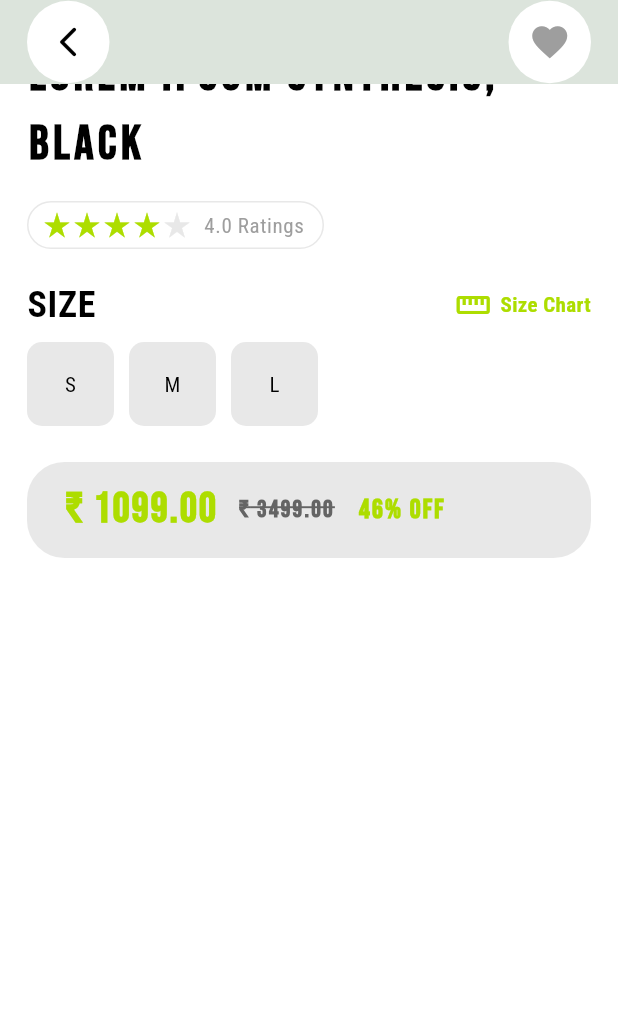
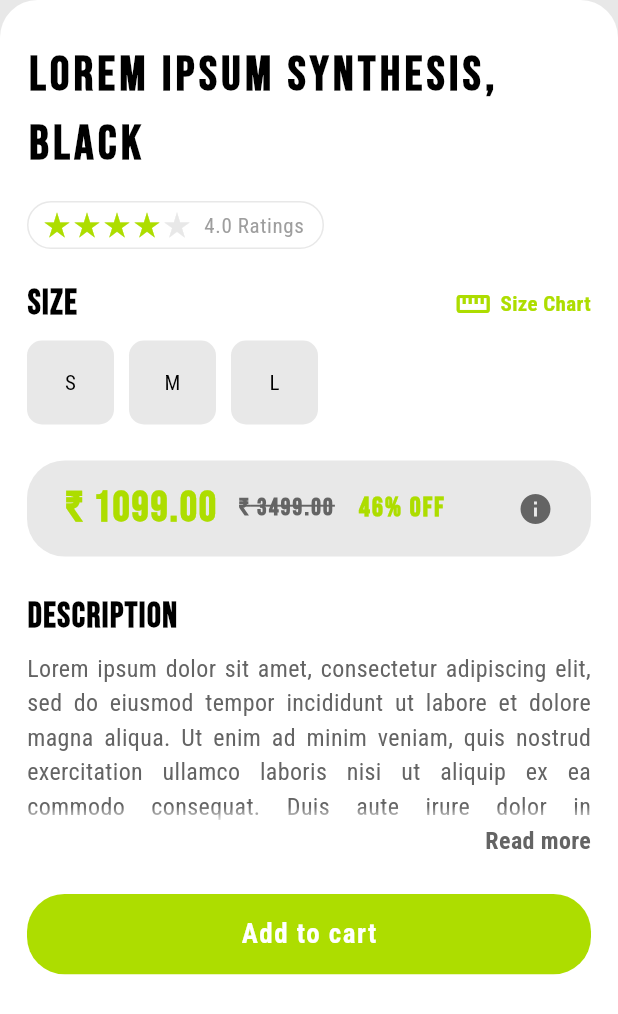
Before and after one commit to codex7Teen/Wulflex_E-commerce_App, a Flutter app: the ScreenViewProducts screen opened directly, scrolled down 388 dp, on a phone screen of 412 x 824 dp. Shown: the top 1014 px of the screen. Run offline on Flutter 3.47's test engine with Material 3 defaults, Android fonts, the phone set to English and light mode, and no system bars; drawn by our look-alikes of like_button; our stand-ins replace bloc, carousel_slider, equatable, firebase_auth, firebase_core, flutter_bloc and 3 more; accounts and stored records are empty.

Commit message:
view prduct page is almost done

```diff
--- a/lib/screens/aunthentication_screens/forgot_password_screen/widgets/forgot_password_widgets.dart
+++ b/lib/screens/aunthentication_screens/forgot_password_screen/widgets/forgot_password_widgets.dart
@@ -62,6 +62,7 @@ Widget buildResetButton(GlobalKey<FormState> formkey, TextEditingController forg
                           return GreenButtonWidget(
                             buttonText: 'Submit',
                             isLoading: state is PasswordResetLoading,
+                            borderRadius: 15,
                           );
                         },
                       ));
--- a/lib/screens/aunthentication_screens/login_screen/widgets/login_widgets.dart
+++ b/lib/screens/aunthentication_screens/login_screen/widgets/login_widgets.dart
@@ -99,6 +99,7 @@ Widget buildLoginButton(
         return GreenButtonWidget(
           buttonText: 'Login',
           isLoading: state is LoginLoading,
+          borderRadius: 15,
         );
       },
     ),
--- a/lib/screens/aunthentication_screens/signup_screen/widgets/signup_widgets.dart
+++ b/lib/screens/aunthentication_screens/signup_screen/widgets/signup_widgets.dart
@@ -165,6 +165,7 @@ Widget buildSignUpButton(
       return GreenButtonWidget(
         buttonText: 'Submit',
         isLoading: state is SignUpLoading,
+        borderRadius: 15,
       );
     },
   ));
--- a/lib/screens/intro_screens/main_intro_screen.dart
+++ b/lib/screens/intro_screens/main_intro_screen.dart
@@ -81,7 +81,7 @@ class _ScreenMainIntroState extends State<ScreenMainIntro> {
                                 curve: Curves.ease);
                       },
                       child: GreenButtonWidget(
-                          buttonText: onLastpage ? 'Explore' : 'Next')))),
+                          buttonText: onLastpage ? 'Explore' : 'Next', borderRadius: 15,)))),
 
           //! S K I P - B U T T O N
           onLastpage
--- a/lib/screens/main_screens/view_product_screen/view_product_screen.dart
+++ b/lib/screens/main_screens/view_product_screen/view_product_screen.dart
@@ -1,8 +1,6 @@
 import 'package:flutter/material.dart';
-import 'package:google_fonts/google_fonts.dart';
 import 'package:wulflex/screens/main_screens/view_product_screen/widgets/view_product_widgets.dart';
 import 'package:wulflex/utils/consts/app_colors.dart';
-import 'package:wulflex/utils/consts/text_styles.dart';
 
 class ScreenViewProducts extends StatefulWidget {
   const ScreenViewProducts({super.key});
@@ -14,6 +12,9 @@ class ScreenViewProducts extends StatefulWidget {
 class _ScreenViewProductsState extends State<ScreenViewProducts> {
   // Track selected weights
   Set<String> selectedWeights = {};
+
+  // Track expand or collapse of the description
+  bool isExpanded = false;
 
   void updateSelectedWeights(String weight) {
     setState(() {
@@ -33,9 +34,19 @@ class _ScreenViewProductsState extends State<ScreenViewProducts> {
 
     return Scaffold(
       backgroundColor: AppColors.lightGreyThemeColor,
+      body: CustomScrollView(
+        slivers: [
           //! A P P - B A R
-      appBar: buildAppBarWithIcons(context),
-      body: SingleChildScrollView(
+          SliverAppBar(
+            automaticallyImplyLeading: false,
+            backgroundColor: Colors.transparent,
+            pinned: false,
+            expandedHeight: 50.0,
+            flexibleSpace: FlexibleSpaceBar(
+              background: buildAppBarWithIcons(context),
+            ),
+          ),
+          SliverToBoxAdapter(
             child: Column(
               children: [
                 //! ITEM IMAGE WITH SLIDER (PAGEVIEW)
@@ -71,47 +82,19 @@ class _ScreenViewProductsState extends State<ScreenViewProducts> {
                             () => updateSelectedWeights('M'),
                             () => updateSelectedWeights('L')),
                         SizedBox(height: 24),
-                    Container(
-                      width: double.infinity,
-                      padding:
-                          EdgeInsets.symmetric(vertical: 12, horizontal: 25),
-                      decoration: BoxDecoration(
-                          borderRadius: BorderRadius.circular(25),
-                          color: isLightTheme ? AppColors.lightGreyThemeColor : AppColors.whiteThemeColor),
-                      child: Row(
-                        children: [
-                          Text(
-                            "₹ 1099.00",
-                            style: AppTextStyles.offerPriceHeadingText,
-                          ),
-                          SizedBox(width: 14),
-                          Text(
-                            "₹ 3499.00",
-                            style: GoogleFonts.bebasNeue(
-                                fontSize: 16,
-                                color: AppColors.darkishGrey,
-                                letterSpacing: 1.5,
-                                fontWeight: FontWeight.w600,
-                                decoration: TextDecoration.lineThrough,
-                                decorationColor: isLightTheme
-                                    ? AppColors.darkishGrey
-                                    : AppColors.darkishGrey,
-                                decorationThickness: 1),
-                          ),
-                          SizedBox(width: 16),
-                          Text(
-                            "46% OFF",
-                            style: GoogleFonts.bebasNeue(
-                              fontSize: 18,
-                              color: AppColors.greenThemeColor,
-                              letterSpacing: 1.5,
-                              fontWeight: FontWeight.w600,
-                            ),
-                          ),
-                          SizedBox(width: 16),
-                        ],
-                      ),
-                    )
+                        buildPriceDetailsContainer(context),
+                        SizedBox(height: 24),
+                        buildDescriptionTitle(),
+                        SizedBox(height: 6),
+                        buildDescription(context, isExpanded),
+                        buildReammoreAndReadlessButton(
+                            isExpanded,
+                            () => setState(() {
+                                  isExpanded = !isExpanded;
+                                }),
+                            context),
+                        SizedBox(height: 24),
+                        buildAddToCartButton()
                       ],
                     ),
                   ),
@@ -119,6 +102,8 @@ class _ScreenViewProductsState extends State<ScreenViewProducts> {
               ],
             ),
           ),
+        ],
+      ),
     );
   }
 }
--- a/lib/screens/main_screens/view_product_screen/widgets/view_product_widgets.dart
+++ b/lib/screens/main_screens/view_product_screen/widgets/view_product_widgets.dart
@@ -3,6 +3,7 @@ import 'package:like_button/like_button.dart';
 import 'package:smooth_page_indicator/smooth_page_indicator.dart';
 import 'package:wulflex/utils/consts/app_colors.dart';
 import 'package:wulflex/utils/consts/text_styles.dart';
+import 'package:wulflex/widgets/custom_green_button_widget.dart';
 import 'package:wulflex/widgets/custom_weightandsize_selector_container_widget.dart';
 
 PreferredSizeWidget buildAppBarWithIcons(BuildContext context) {
@@ -47,6 +48,17 @@ PreferredSizeWidget buildAppBarWithIcons(BuildContext context) {
                         : AppColors.blackThemeColor),
                 child: Center(
                   child: LikeButton(
+                    likeBuilder: (isLiked) {
+                      return Icon(
+                        Icons.favorite,
+                        color: isLiked
+                            ? Colors.pinkAccent
+                            : isLightTheme
+                                ? AppColors.blackThemeColor
+                                : AppColors.whiteThemeColor,
+                        size: 28,
+                      );
+                    },
                     circleColor: CircleColor(
                         start: isLightTheme
                             ? AppColors.blackThemeColor
@@ -151,7 +163,7 @@ Widget buildSizeAndSizeChartText() {
     children: [
       Text(
         'SIZE',
-        style: AppTextStyles.sizeHeadingText,
+        style: AppTextStyles.viewProductTitleText,
       ),
       Spacer(),
       Icon(
@@ -191,3 +203,68 @@ Widget buildWeightAndSizeSelectors(
     ],
   );
 }
+
+Widget buildPriceDetailsContainer(BuildContext context) {
+  final isLightTheme = Theme.of(context).brightness == Brightness.light;
+  return Container(
+    width: double.infinity,
+    padding: EdgeInsets.symmetric(vertical: 12, horizontal: 25),
+    decoration: BoxDecoration(
+        borderRadius: BorderRadius.circular(25),
+        color: isLightTheme
+            ? AppColors.lightGreyThemeColor
+            : AppColors.whiteThemeColor),
+    child: Row(
+      children: [
+        Text(
+          "₹ 1099.00",
+          style: AppTextStyles.offerPriceHeadingText,
+        ),
+        SizedBox(width: 14),
+        Text(
+          "₹ 3499.00",
+          style: AppTextStyles.originalPriceText,
+        ),
+        SizedBox(width: 16),
+        Text(
+          "46% OFF",
+          style: AppTextStyles.offerPercentageText,
+        ),
+        Spacer(),
+        Icon(
+          Icons.info,
+          color: AppColors.darkishGrey,
+        )
+      ],
+    ),
+  );
+}
+
+Widget buildDescriptionTitle() {
+  return Text("DESCRIPTION", style: AppTextStyles.viewProductTitleText);
+}
+
+Widget buildDescription(BuildContext context, bool isExpanded) {
+  return Text(
+      textAlign: TextAlign.justify,
+      style: AppTextStyles.descriptionText(context),
+      overflow: TextOverflow.fade,
+      maxLines: isExpanded ? null : 5,
+      "Lorem ipsum dolor sit amet, consectetur adipiscing elit, sed do eiusmod tempor incididunt ut labore et dolore magna aliqua. Ut enim ad minim veniam, quis nostrud exercitation ullamco laboris nisi ut aliquip ex ea commodo consequat. Duis aute irure dolor in reprehenderit in voluptate velit esse cillum dolore eu fugiat nulla pariatur. Excepteur sint occaecat cupidatat non proident, sunt in culpa qui officia deserunt mollit anim id est laborum.");
+}
+
+Widget buildReammoreAndReadlessButton(
+    bool isExpanded, VoidCallback onTap, BuildContext context) {
+  return Align(
+      alignment: Alignment.topRight,
+      child: GestureDetector(
+        onTap: onTap,
+        child: Text(isExpanded ? "Read Less" : "Read more",
+            style: AppTextStyles.readmoreAndreadLessText(context)),
+      ));
+}
+
+Widget buildAddToCartButton() {
+  return GreenButtonWidget(
+      buttonText: 'Add to cart', borderRadius: 25, width: 1);
+}
--- a/lib/utils/consts/text_styles.dart
+++ b/lib/utils/consts/text_styles.dart
@@ -203,10 +203,10 @@ class AppTextStyles {
       letterSpacing: 0.4,
       fontWeight: FontWeight.w400);
 
-  //! SIZE HEADING TEXT
-  static final TextStyle sizeHeadingText = GoogleFonts.robotoCondensed(
+  //! VIEW PRODUCT HEADING TEXT
+  static final TextStyle viewProductTitleText = GoogleFonts.bebasNeue(
       textStyle: TextStyle(
-          fontSize: 24, fontWeight: FontWeight.bold, letterSpacing: 0.5));
+          fontSize: 23, fontWeight: FontWeight.bold, letterSpacing: 1));
 
   //! SIZE CHART TEXT
   static final TextStyle sizeChartText = GoogleFonts.robotoCondensed(
@@ -221,4 +221,41 @@ class AppTextStyles {
       color: AppColors.greenThemeColor,
       letterSpacing: 1.5,
       fontWeight: FontWeight.w600);
+
+//! ORIGINAL PRICE TEXT
+  static final TextStyle originalPriceText = GoogleFonts.bebasNeue(
+      fontSize: 16,
+      color: AppColors.darkishGrey,
+      letterSpacing: 1.5,
+      fontWeight: FontWeight.w600,
+      decoration: TextDecoration.lineThrough,
+      decorationColor: AppColors.darkishGrey,
+      decorationThickness: 1);
+
+//! OFFER PERCENTAGE TEXT
+  static final TextStyle offerPercentageText = GoogleFonts.bebasNeue(
+    fontSize: 18,
+    color: AppColors.greenThemeColor,
+    letterSpacing: 1.5,
+    fontWeight: FontWeight.w600,
+  );
+
+  //! DESCRIPTION TEXT
+  static TextStyle descriptionText(BuildContext context) =>
+      GoogleFonts.robotoCondensed(
+          textStyle: TextStyle(
+              fontSize: 16,
+              color: Theme.of(context).brightness == Brightness.light
+                  ? AppColors.darkishGrey
+                  : AppColors.lightGreyThemeColor));
+
+  //! READ MORE & READ LESS TEXT
+  static TextStyle readmoreAndreadLessText(BuildContext context) =>
+      GoogleFonts.robotoCondensed(
+          textStyle: TextStyle(
+              fontSize: 16,
+              fontWeight: FontWeight.bold,
+              color: Theme.of(context).brightness == Brightness.light
+                  ? AppColors.darkishGrey
+                  : AppColors.lightGreyThemeColor));
 }
--- a/lib/widgets/custom_green_button_widget.dart
+++ b/lib/widgets/custom_green_button_widget.dart
@@ -5,16 +5,19 @@ import 'package:wulflex/utils/consts/text_styles.dart';
 class GreenButtonWidget extends StatelessWidget {
   final String buttonText;
   final bool isLoading;
+  final double borderRadius;
+  final double? width;
   const GreenButtonWidget(
-      {super.key, required this.buttonText, this.isLoading = false});
+      {super.key, required this.buttonText, this.isLoading = false, required this.borderRadius, this.width = 0.89});
 
   @override
   Widget build(BuildContext context) {
-    return Container(
-      width: MediaQuery.sizeOf(context).width * 0.89,
+    return Center(
+      child: Container(
+        width: MediaQuery.sizeOf(context).width * width!,
         height: MediaQuery.sizeOf(context).height * 0.065,
         decoration: BoxDecoration(
-          borderRadius: BorderRadius.circular(15),
+            borderRadius: BorderRadius.circular(borderRadius),
             color: AppColors.greenThemeColor),
         child: Center(
           // show loading indication when some state is loading
@@ -28,6 +31,7 @@ class GreenButtonWidget extends StatelessWidget {
                   style: AppTextStyles.customGreenButtonText,
                 ),
         ),
+      ),
     );
   }
 }
```
Lines whose indentation alone changed are shown as unchanged.
